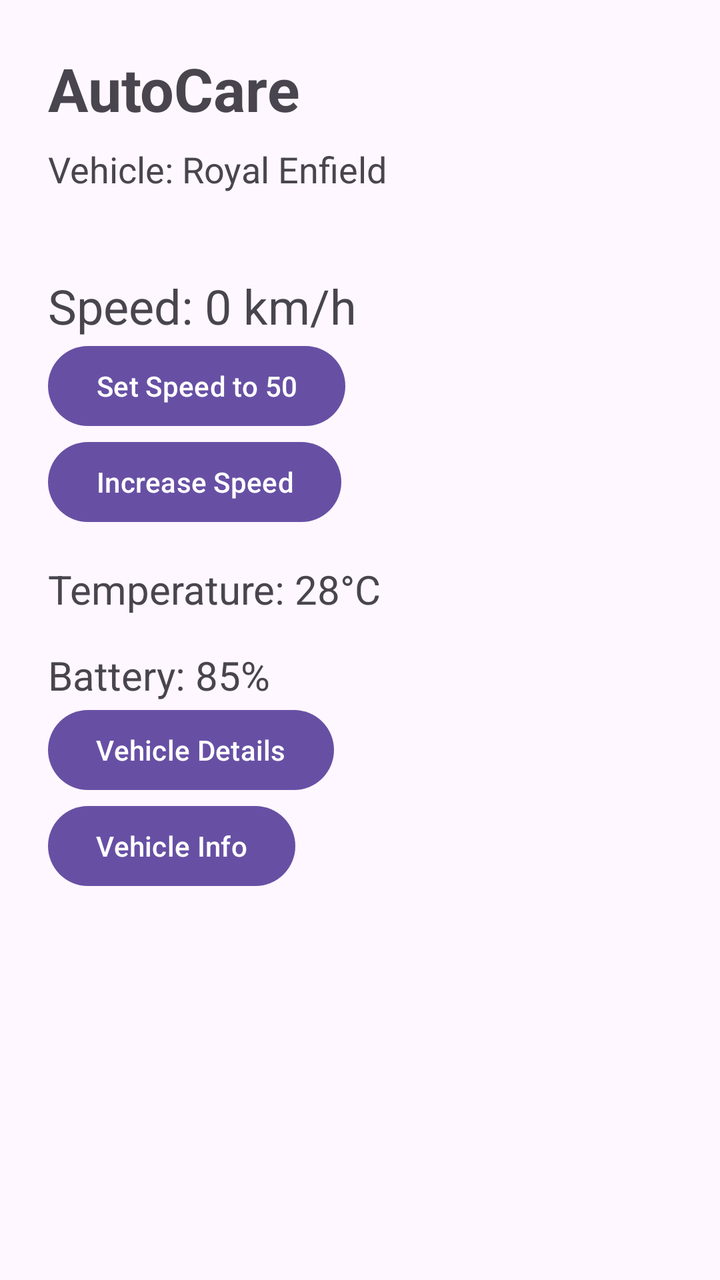
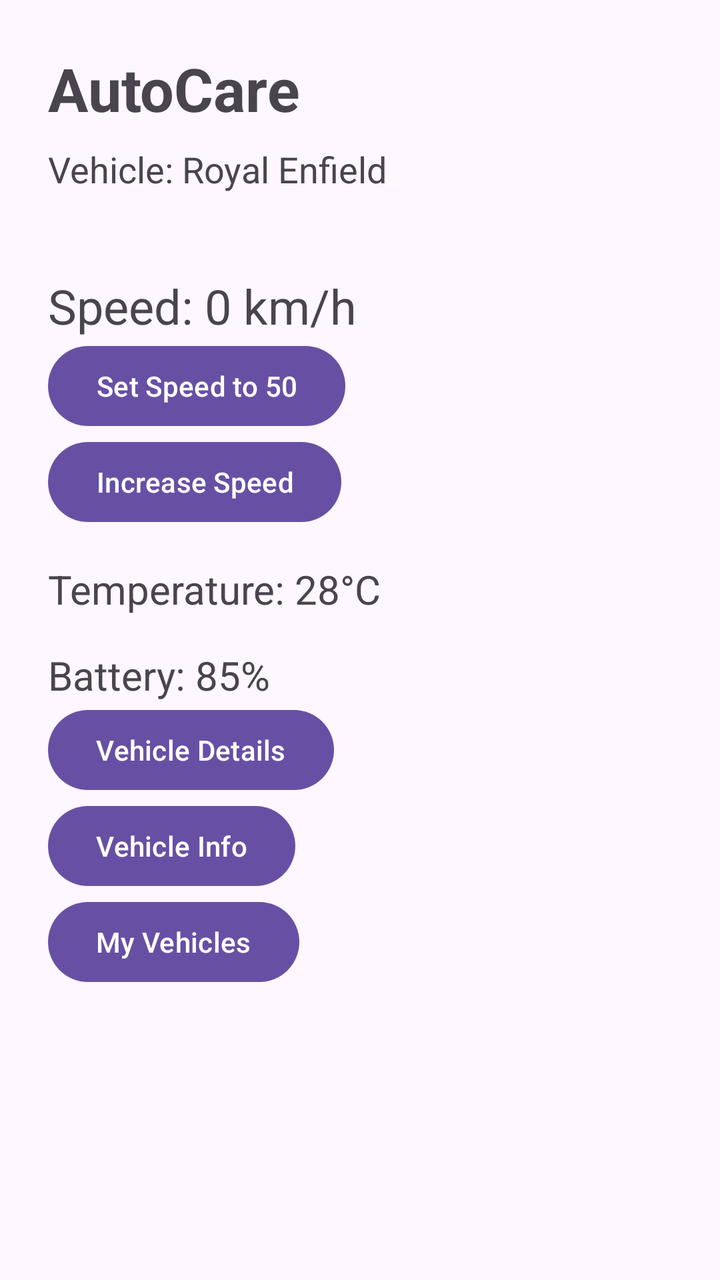

Compare the two renders of this Android layout. The source of the first and the diff that turns it into the second are given below.
<!-- AndroidManifest.xml: application theme Theme.Carcare -->
<!-- res/layout/fragment_dashboard.xml -->
<?xml version="1.0" encoding="utf-8"?>
<LinearLayout
    xmlns:android="http://schemas.android.com/apk/res/android"
    android:id="@+id/main"
    android:layout_width="match_parent"
    android:layout_height="match_parent"
    android:orientation="vertical"
    android:padding="24dp">

    <TextView
        android:id="@+id/tvTitle"
        android:layout_width="match_parent"
        android:layout_height="wrap_content"
        android:text="AutoCare"
        android:textSize="30sp"
        android:textStyle="bold" />

    <TextView
        android:id="@+id/tvVehicle"
        android:layout_width="match_parent"
        android:layout_height="wrap_content"
        android:layout_marginTop="8dp"
        android:text="Vehicle: Royal Enfield"
        android:textSize="18sp" />

    <TextView
        android:id="@+id/tvSpeed"
        android:layout_width="match_parent"
        android:layout_height="wrap_content"
        android:layout_marginTop="40dp"
        android:text="Speed: 0 km/h"
        android:textSize="24sp" />

    <Button
        android:id="@+id/btnSetSpeed"
        android:layout_width="wrap_content"
        android:layout_height="wrap_content"
        android:text="Set Speed to 50" />

    <Button
        android:id="@+id/btnIncreaseSpeed"
        android:layout_width="wrap_content"
        android:layout_height="wrap_content"
        android:text="Increase Speed" />

    <TextView
        android:id="@+id/tvTemperature"
        android:layout_width="match_parent"
        android:layout_height="wrap_content"
        android:layout_marginTop="16dp"
        android:text="Temperature: 28°C"
        android:textSize="20sp" />

    <TextView
        android:id="@+id/tvBattery"
        android:layout_width="match_parent"
        android:layout_height="wrap_content"
        android:layout_marginTop="16dp"
        android:text="Battery: 85%"
        android:textSize="20sp" />
    <Button
        android:id="@+id/btnVehicleDetails"
        android:layout_width="wrap_content"
        android:layout_height="wrap_content"
        android:text="Vehicle Details" />

    <Button
        android:id="@+id/btnVehicleInfo"
        android:layout_width="wrap_content"
        android:layout_height="wrap_content"
        android:text="Vehicle Info" />
</LinearLayout>
<!-- resources referenced by this layout -->
<resources>
  <style name="Theme.Carcare" parent="Base.Theme.Carcare" />
  <style name="Base.Theme.Carcare" parent="Theme.Material3.DayNight.NoActionBar">
          
          
      </style>
</resources>

<!-- the commit's change to res/layout/fragment_dashboard.xml (unified diff, before → after) -->
@@ -69,4 +69,10 @@
         android:layout_width="wrap_content"
         android:layout_height="wrap_content"
         android:text="Vehicle Info" />
+
+    <Button
+        android:id="@+id/btnVehicleList"
+        android:layout_width="wrap_content"
+        android:layout_height="wrap_content"
+        android:text="My Vehicles" />
 </LinearLayout>
